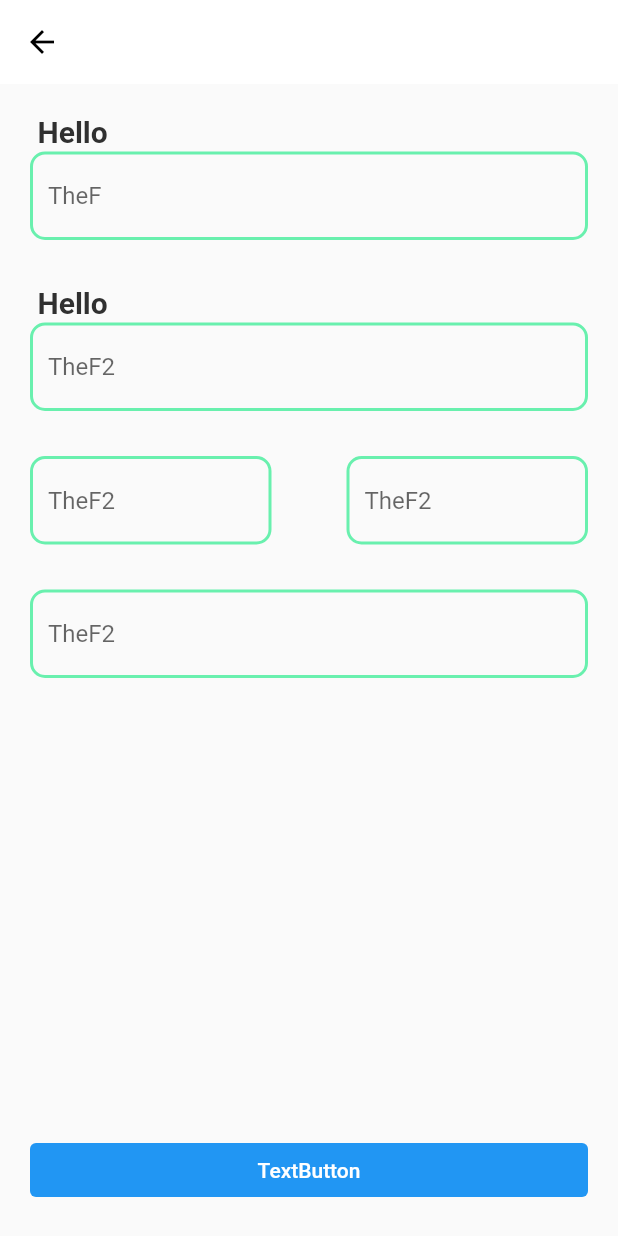
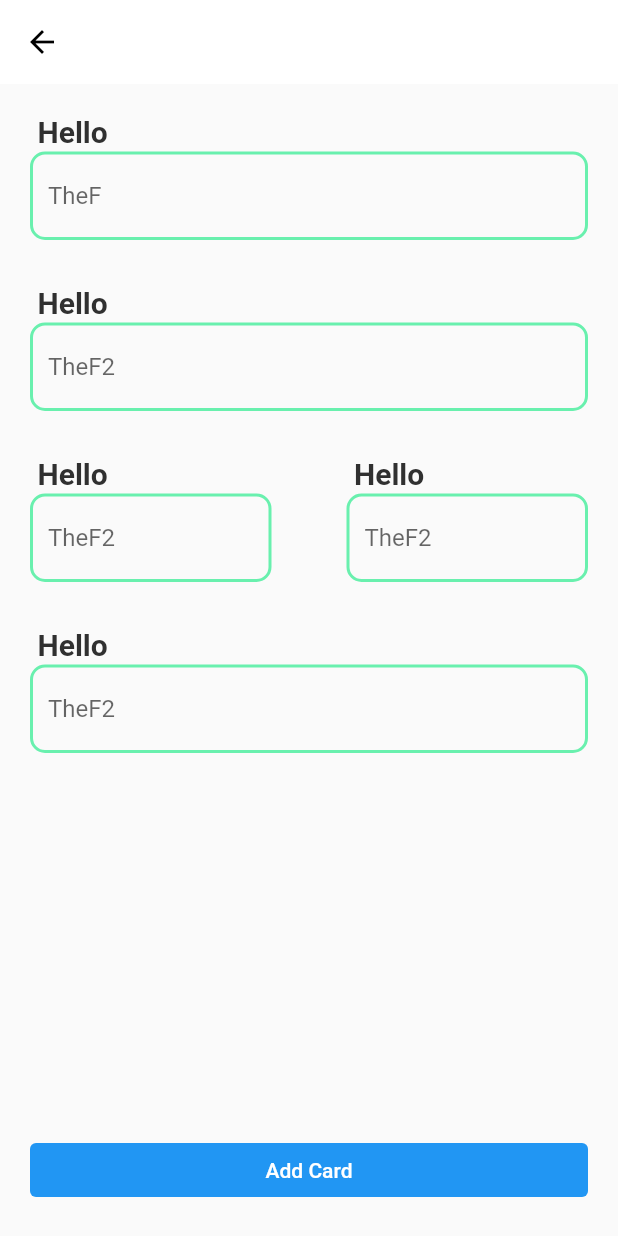
Before and after one commit to biju-borah/empowerus, a Flutter app: the screen it shows after launch, on a phone screen of 412 x 824 dp. Run offline on Flutter 3.47's test engine with Material 2 defaults, Android fonts, the light colour scheme and no system bars.

Commit message:
Stupid thing was useful I must say

```diff
--- a/lib/main.dart
+++ b/lib/main.dart
@@ -90,7 +90,20 @@
                 Row(
                   children: [
                     Expanded(
-                      child: TextFormField(
+                      child: Column(
+                        crossAxisAlignment: CrossAxisAlignment.start,
+                        children: [
+                          Padding(
+                            padding: const EdgeInsets.fromLTRB(5, 0, 0, 2),
+                            child: Text(
+                              'Hello',
+                              style: TextStyle(
+                                  color: Colors.grey[850],
+                                  fontWeight: FontWeight.bold,
+                                  fontSize: 20),
+                            ),
+                          ),
+                          TextFormField(
                             decoration: InputDecoration(
                               focusedBorder: OutlineInputBorder(
                                 borderRadius: BorderRadius.circular(10.0),
@@ -109,10 +122,25 @@
                               hintText: 'TheF2',
                             ),
                           ),
+                        ],
+                      ),
                     ),
                     const SizedBox(width: 50),
                     Expanded(
-                      child: TextFormField(
+                      child: Column(
+                        crossAxisAlignment: CrossAxisAlignment.start,
+                        children: [
+                          Padding(
+                            padding: const EdgeInsets.fromLTRB(5, 0, 0, 2),
+                            child: Text(
+                              'Hello',
+                              style: TextStyle(
+                                  color: Colors.grey[850],
+                                  fontWeight: FontWeight.bold,
+                                  fontSize: 20),
+                            ),
+                          ),
+                          TextFormField(
                             decoration: InputDecoration(
                               focusedBorder: OutlineInputBorder(
                                 borderRadius: BorderRadius.circular(10.0),
@@ -131,10 +159,22 @@
                               hintText: 'TheF2',
                             ),
                           ),
+                        ],
+                      ),
                     ),
                   ],
                 ),
                 const SizedBox(height: 30),
+                Padding(
+                  padding: const EdgeInsets.fromLTRB(5, 0, 0, 2),
+                  child: Text(
+                    'Hello',
+                    style: TextStyle(
+                        color: Colors.grey[850],
+                        fontWeight: FontWeight.bold,
+                        fontSize: 20),
+                  ),
+                ),
                 TextFormField(
                   decoration: InputDecoration(
                     focusedBorder: OutlineInputBorder(
@@ -163,7 +203,7 @@
                         MaterialStateProperty.all<Color>(Colors.white),
                   ),
                   onPressed: () {},
-                  child: const Text('TextButton'),
+                  child: const Text('Add Card'),
                 )
               ],
             ),
```
Lines whose indentation alone changed are shown as unchanged.
